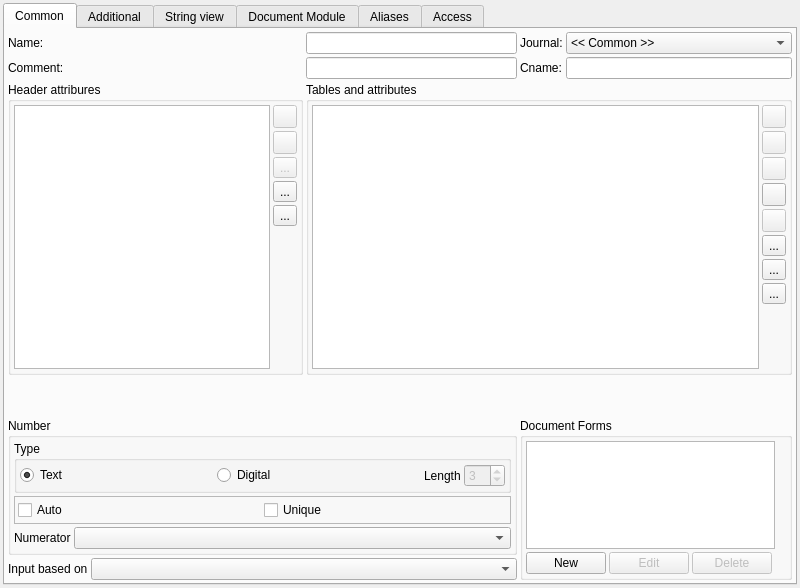
This is src/plugins/documenteditor/documenteditor.ui in heiheshang/ananas-creator as Qt 5 draws it before an edit. The edited form follows.
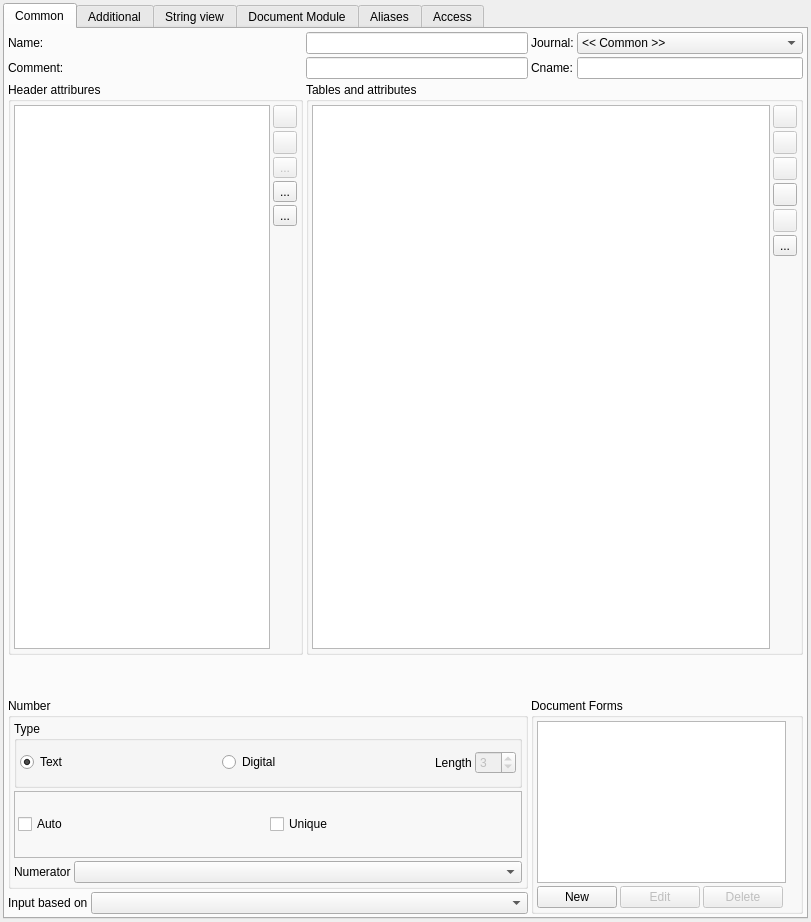
This is the edited form. Icons and pictures are not drawn.

Diff of the .ui file:
```diff
--- a/src/plugins/documenteditor/documenteditor.ui
+++ b/src/plugins/documenteditor/documenteditor.ui
@@ -6,8 +6,8 @@
    <rect>
     <x>0</x>
     <y>0</y>
-    <width>800</width>
-    <height>588</height>
+    <width>811</width>
+    <height>922</height>
    </rect>
   </property>
   <property name="sizePolicy">
@@ -601,6 +601,9 @@
              </item>
              <item>
               <widget class="QToolButton" name="createNewTableAttribute">
+               <property name="enabled">
+                <bool>true</bool>
+               </property>
                <property name="text">
                 <string>...</string>
                </property>
@@ -610,47 +613,9 @@
                </property>
               </widget>
              </item>
-             <item>
-              <widget class="QToolButton" name="editTableAttribute">
-               <property name="text">
-                <string>...</string>
-               </property>
-               <property name="icon">
-                <iconset resource="../ananasprojectmanager/libananas/designer.qrc">
-                 <normaloff>:/images/book_edit.png</normaloff>:/images/book_edit.png</iconset>
-               </property>
-              </widget>
-             </item>
-             <item>
-              <widget class="QToolButton" name="deleteTableAttribute">
-               <property name="text">
-                <string>...</string>
-               </property>
-               <property name="icon">
-                <iconset resource="../ananasprojectmanager/libananas/designer.qrc">
-                 <normaloff>:/images/book_delete.png</normaloff>:/images/book_delete.png</iconset>
-               </property>
-              </widget>
-             </item>
             </layout>
            </item>
-           <item row="3" column="2">
-            <spacer name="spacer1">
-             <property name="orientation">
-              <enum>Qt::Vertical</enum>
-             </property>
-             <property name="sizeType">
-              <enum>QSizePolicy::Expanding</enum>
-             </property>
-             <property name="sizeHint" stdset="0">
-              <size>
-               <width>16</width>
-               <height>55</height>
-              </size>
-             </property>
-            </spacer>
-           </item>
-           <item row="0" column="0" rowspan="5" colspan="2">
+           <item row="0" column="0" rowspan="3" colspan="2">
             <widget class="QTreeView" name="tableAttributeTree">
              <attribute name="headerVisible">
               <bool>false</bool>
@@ -660,32 +625,6 @@
              </attribute>
             </widget>
            </item>
-           <item row="4" column="2">
-            <spacer name="verticalSpacer_3">
-             <property name="orientation">
-              <enum>Qt::Vertical</enum>
-             </property>
-             <property name="sizeHint" stdset="0">
-              <size>
-               <width>20</width>
-               <height>40</height>
-              </size>
-             </property>
-            </spacer>
-           </item>
-           <item row="2" column="2">
-            <spacer name="verticalSpacer_4">
-             <property name="orientation">
-              <enum>Qt::Vertical</enum>
-             </property>
-             <property name="sizeHint" stdset="0">
-              <size>
-               <width>20</width>
-               <height>40</height>
-              </size>
-             </property>
-            </spacer>
-           </item>
            <item row="1" column="2">
             <spacer name="verticalSpacer_5">
              <property name="orientation">
```
Left out of the diff: 2 changed lines with no effect on the pictures.
